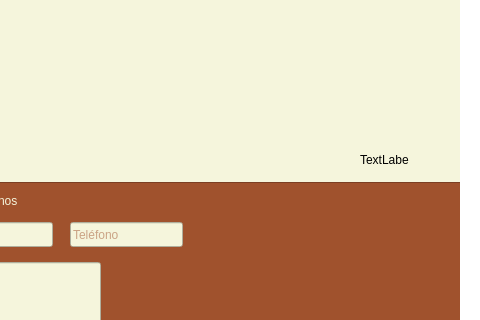
First picture: the form in mainwindow.ui, repository jucarratu/Proyecto-I-Carratu-Penayo, before the edit; both pictures show x 470 to 950 and y 198 to 518 of the 950 by 898 pixel window.
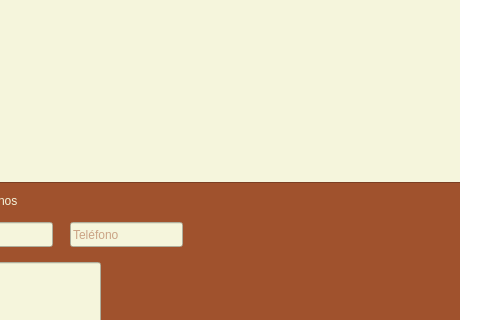
Second picture: the form after the edit.

Patch:
```diff
--- a/mainwindow.ui
+++ b/mainwindow.ui
@@ -437,19 +437,6 @@
      </property>
     </widget>
    </widget>
-   <widget class="QLabel" name="label_6">
-    <property name="geometry">
-     <rect>
-      <x>830</x>
-      <y>350</y>
-      <width>49</width>
-      <height>16</height>
-     </rect>
-    </property>
-    <property name="text">
-     <string>TextLabel</string>
-    </property>
-   </widget>
    <zorder>label</zorder>
    <zorder>pushButton</zorder>
    <zorder>comboBox</zorder>
```
Left out of the diff: 1 changed line with no effect on the pictures.
